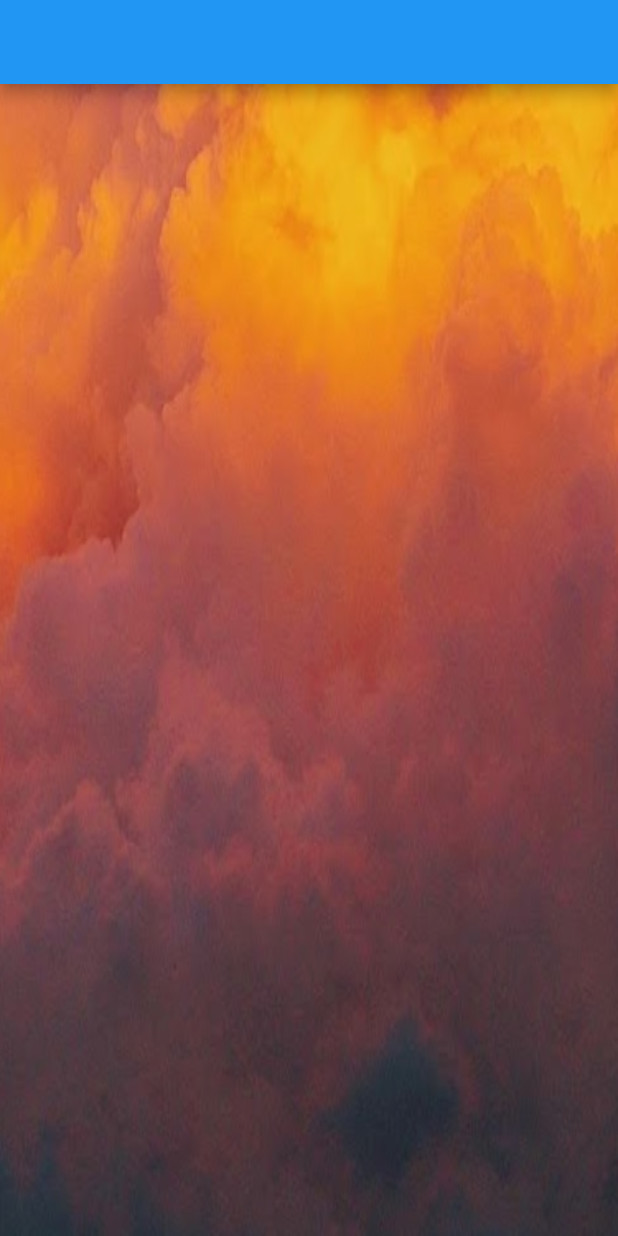
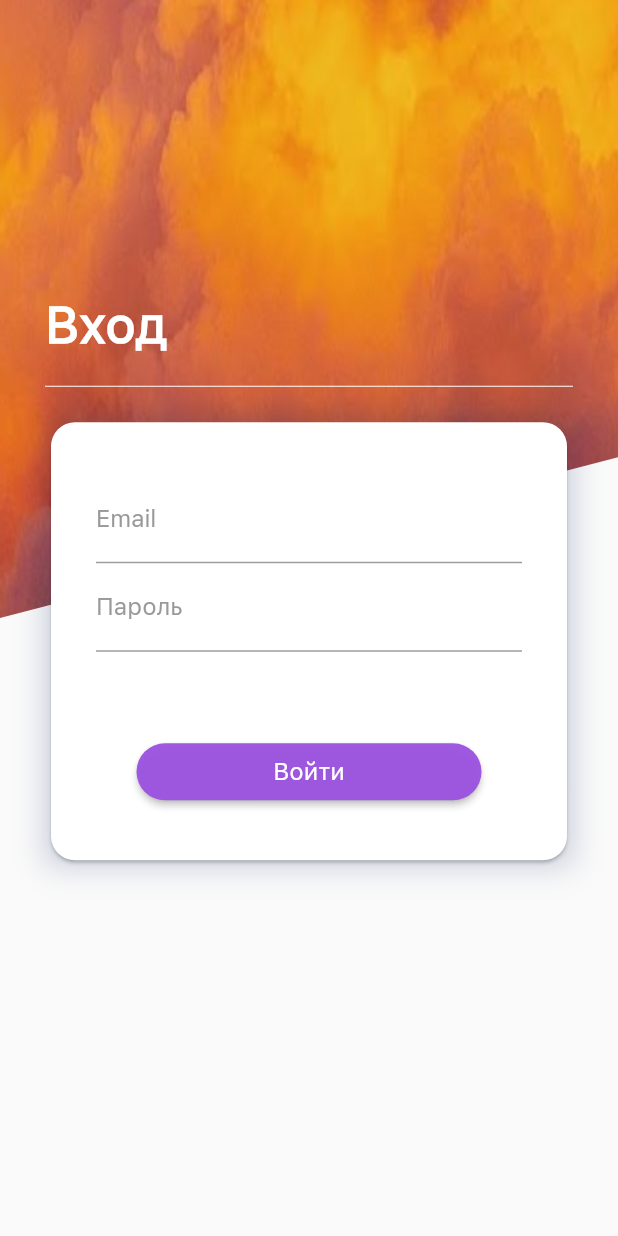
Before and after one commit to Nyanny/test_assignment, a Flutter app: the screen it shows after launch, on a phone screen of 412 x 824 dp. Run offline on Flutter 3.47's test engine with Material 2 defaults, Android fonts, the phone set to English and light mode, and no system bars.

Commit message:
Created Login Screen and implemented its UI. Set main font for app - SFProText.

```diff
--- a/lib/main.dart
+++ b/lib/main.dart
@@ -11,7 +11,8 @@ class MyApp extends StatelessWidget {
     return MaterialApp(
       title: 'Flutter Demo',
       theme: ThemeData(
-        primarySwatch: Colors.blue,
+        // primarySwatch: Colors.blue,
+        fontFamily: 'SFProText',
       ),
       home: const LoginScreen(),
     );
--- a/lib/screens/login_screen.dart
+++ b/lib/screens/login_screen.dart
@@ -1,4 +1,6 @@
 import 'package:flutter/material.dart';
+import 'package:test_assignment/widgets/login_screen_widgets/background_image.dart';
+import 'package:test_assignment/widgets/login_screen_widgets/login_card.dart';
 
 class LoginScreen extends StatelessWidget {
   const LoginScreen({Key? key}) : super(key: key);
@@ -6,14 +8,47 @@ class LoginScreen extends StatelessWidget {
   @override
   Widget build(BuildContext context) {
     return Scaffold(
-      appBar: AppBar(),
       body: Stack(
         fit: StackFit.expand,
         children: [
-          Image.asset(
-            "assets/images/bg_login.png",
-            fit: BoxFit.fill,
-          ),
+          const BackgroundImage(),
+          Positioned(
+            // TODO не понимаю, как ориентироваться на Figma для позиции и размеров Card. Сделал "на глаз"
+            bottom: 50,
+            left: 30,
+            right: 30,
+            top: 0,
+            child: Column(
+              mainAxisAlignment: MainAxisAlignment.center,
+              crossAxisAlignment: CrossAxisAlignment.start,
+              children: [
+                // TODO сделать скрытие текста, когда в фокусе поля
+                const Text(
+                  "Вход",
+                  style: TextStyle(
+                    color: Colors.white,
+                    fontSize: 34,
+                    fontWeight: FontWeight.bold,
+                  ),
+                ),
+                const Divider(
+                  height: 40,
+                  thickness: 0,
+                  color: Colors.white,
+                ),
+                Container(
+                  height: 300,
+                  decoration: const BoxDecoration(boxShadow: [
+                    BoxShadow(
+                      color: Color(0x33021c60),
+                      blurRadius: 16,
+                    ),
+                  ]),
+                  child: const LoginCard(),
+                ),
+              ],
+            ),
+          )
         ],
       ),
     );
--- /dev/null
+++ b/lib/widgets/login_screen_widgets/background_image.dart
@@ -0,0 +1,33 @@
+import 'package:flutter/material.dart';
+
+class BackgroundImage extends StatelessWidget {
+  const BackgroundImage({Key? key}) : super(key: key);
+
+  @override
+  Widget build(BuildContext context) {
+    return ClipPath(
+      child: Image.asset(
+        "assets/images/bg_login.png",
+        fit: BoxFit.fill,
+        height: MediaQuery.of(context).size.height * 0.5,
+        width: MediaQuery.of(context).size.width,
+      ),
+      clipper: LoginBackgroundImageClipper(),
+    );
+  }
+}
+
+class LoginBackgroundImageClipper extends CustomClipper<Path> {
+  @override
+  Path getClip(Size size) {
+    Path path = Path();
+    path.lineTo(0, size.height * 0.5);
+    // TODO Не понял, как посмотреть в фигме угол наклона
+    path.lineTo(size.width, size.height * 0.37);
+    path.lineTo(size.width, 0);
+    return path;
+  }
+
+  @override
+  bool shouldReclip(CustomClipper<Path> oldClipper) => false;
+}
--- /dev/null
+++ b/lib/widgets/login_screen_widgets/email_text_form_field.dart
@@ -0,0 +1,18 @@
+import 'package:flutter/material.dart';
+
+class EmailTextFormField extends StatelessWidget {
+  @override
+  Widget build(BuildContext context) {
+    return TextFormField(
+      // TODO чтобы сделать фиолетовым(0xFF9B51E0) цвет, когда в фокусе
+      // focusNode: ,
+      decoration: const InputDecoration(
+        labelText: "Email",
+        labelStyle: TextStyle(
+          color: Color(0xFF999999),
+          fontSize: 16,
+        ),
+      ),
+    );
+  }
+}
--- /dev/null
+++ b/lib/widgets/login_screen_widgets/enter_material_button.dart
@@ -0,0 +1,21 @@
+import 'package:flutter/material.dart';
+
+class EnterMaterialButton extends StatelessWidget {
+  const EnterMaterialButton({Key? key}) : super(key: key);
+
+  @override
+  Widget build(BuildContext context) {
+    return MaterialButton(
+        child: const Text(
+          "Войти",
+          style: TextStyle(color: Colors.white, fontSize: 16),
+        ),
+        color: const Color(0xf29b51e0),
+        minWidth: 230.0,
+        height: 38,
+        shape: RoundedRectangleBorder(
+          borderRadius: BorderRadius.circular(30.0),
+        ),
+        onPressed: () {});
+  }
+}
--- /dev/null
+++ b/lib/widgets/login_screen_widgets/login_card.dart
@@ -0,0 +1,35 @@
+import 'package:flutter/material.dart';
+import 'package:test_assignment/widgets/login_screen_widgets/password_text_form_field.dart';
+
+import 'email_text_form_field.dart';
+import 'enter_material_button.dart';
+
+class LoginCard extends StatelessWidget {
+  const LoginCard({Key? key}) : super(key: key);
+
+  @override
+  Widget build(BuildContext context) {
+    return Card(
+      shape: RoundedRectangleBorder(
+        borderRadius: BorderRadius.circular(16.0),
+      ),
+      child: Padding(
+        padding: const EdgeInsets.all(30.0),
+        child: Column(
+          mainAxisAlignment: MainAxisAlignment.center,
+          crossAxisAlignment: CrossAxisAlignment.center,
+          children: [
+            EmailTextFormField(),
+            PasswordTextFormField(),
+            const Divider(
+              height: 56,
+              thickness: 0,
+              color: Colors.white,
+            ),
+            EnterMaterialButton(),
+          ],
+        ),
+      ),
+    );
+  }
+}
--- /dev/null
+++ b/lib/widgets/login_screen_widgets/password_text_form_field.dart
@@ -0,0 +1,18 @@
+import 'package:flutter/material.dart';
+
+class PasswordTextFormField extends StatelessWidget {
+  @override
+  Widget build(BuildContext context) {
+    return TextFormField(
+      // TODO чтобы сделать фиолетовым(0xFF9B51E0) цвет, когда в фокусе
+      // focusNode: ,
+      decoration: const InputDecoration(
+        labelText: "Пароль",
+        labelStyle: TextStyle(
+          color: Color(0xFF999999),
+          fontSize: 16,
+        ),
+      ),
+    );
+  }
+}
```
Also changed, not shown: pubspec.yaml (+4 -39 lines), assets/fonts/SFProText-Regular.ttf (added).
